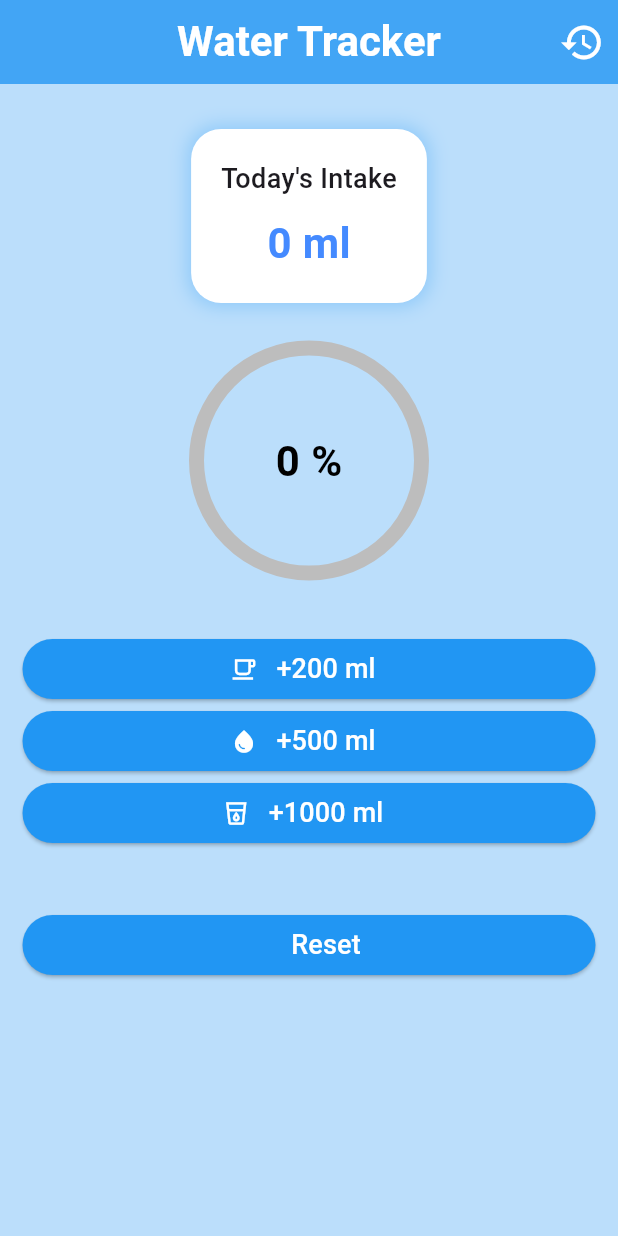
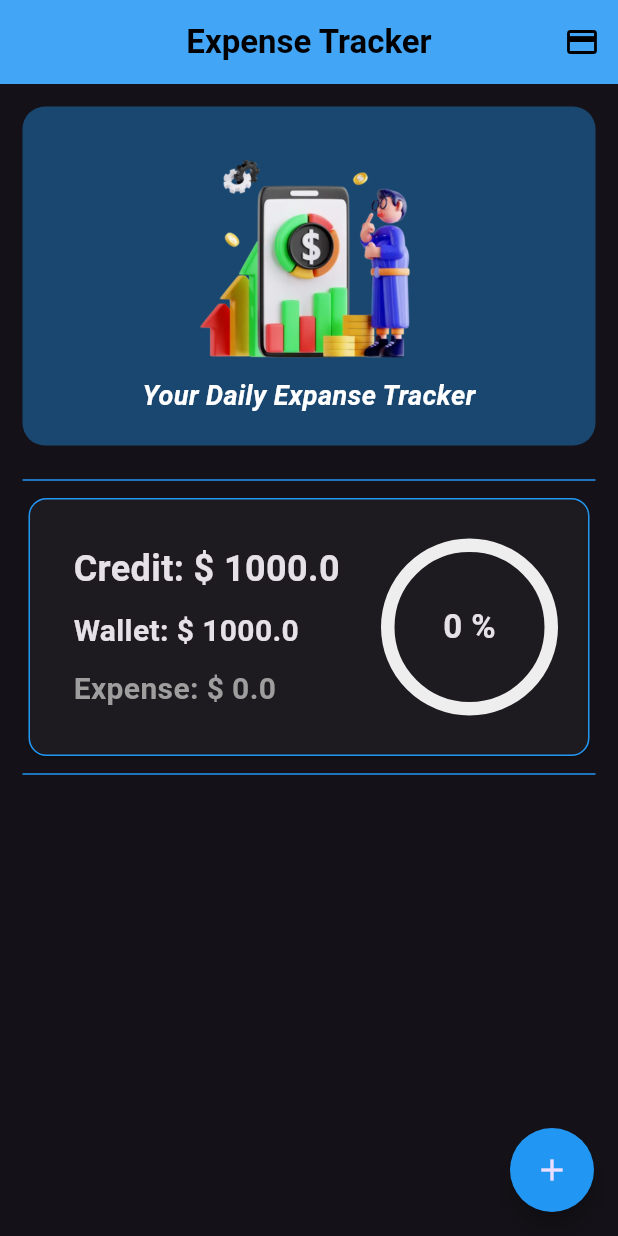
Before and after one commit to rubayatkhusbu25/water_tracker-expense_tracker_app, a Flutter app: the screen it shows after launch, on a phone screen of 412 x 824 dp. Run offline on Flutter 3.47's test engine with Material 3 defaults, Android fonts, the phone set to English and light mode, and no system bars.

Commit message:
"Expense Tracker App"

```diff
--- /dev/null
+++ b/lib/expense_tracker.dart
@@ -0,0 +1,470 @@
+import 'package:flutter/material.dart';
+import 'package:intl/intl.dart';
+import 'model/expense.dart';
+
+class ExpenseTracker extends StatefulWidget {
+  const ExpenseTracker({super.key});
+
+  @override
+  State<ExpenseTracker> createState() => _ExpenseTrackerState();
+}
+
+class _ExpenseTrackerState extends State<ExpenseTracker> {
+  final List<Expense> _expense = []; // model list
+  final List<String> _categories = [
+    // string of list
+    'Food',
+    'Transport',
+    'Entertainment',
+    'Bills'
+  ];
+
+  double _total = 0.0;
+
+  double _credit = 1000; // single value updates
+
+  // function-1 : Add function
+
+  void _addExpense(
+      String title, double amount, DateTime date, String category) {
+    setState(() {
+      _expense.add(Expense(
+          // this is model class
+          title: title, // this data are come from model called expense
+          amount: amount,
+          date: date,
+          category: category));
+      _total += (amount).clamp(0, _credit); // _total =_total + amount aki kotha
+    });
+  }
+
+  // function-2 : Delete function
+
+  void _deleteExpense(int index) {
+    Expense deletedExpense = _expense[index]; // Save expense for undo option
+
+    setState(() {
+      _expense.removeAt(index);
+      _total -= deletedExpense.amount;
+    });
+
+    // Delay to ensure the widget tree updates
+    Future.delayed(Duration(milliseconds: 300), () {
+      setState(() {});
+    });
+  }
+
+  // function-3 : Update function
+
+  void _updateExpense(int index, String titleN, double amountN, DateTime dateN,
+      String categoryN) {
+    setState(() {
+      _total -= _expense[index].amount;
+
+      _expense[index] = Expense(
+          // this is model class
+          title: titleN, // this data are come from model called expense
+          amount: amountN,
+          date: dateN,
+          category: categoryN);
+      _total += amountN;
+    });
+  }
+
+  @override
+  Widget build(BuildContext context) {
+    double progress = (_total / _credit).clamp(0.0, 1.0);
+
+    return Scaffold(
+      appBar: AppBar(
+        backgroundColor: Colors.blue.shade400,
+        title: Text(
+          "Expense Tracker",
+          style: TextStyle(
+            fontWeight: FontWeight.bold,
+            color: Colors.black,
+            fontSize: 22,
+          ),
+        ),
+        centerTitle: true,
+        actions: [
+          IconButton(
+              onPressed: () => _showCredit(context),
+              icon: Icon(
+                Icons.credit_card,
+                color: Colors.black,
+              ))
+        ],
+      ),
+      body: Padding(
+        padding: EdgeInsets.symmetric(horizontal: 15.0),
+        child: Column(
+          children: [
+            Container(
+              margin: EdgeInsets.symmetric(vertical: 15),
+              width: double.infinity,
+              decoration: BoxDecoration(
+                  color: Colors.blue.withOpacity(.4),
+                  borderRadius: BorderRadius.circular(15)),
+              child: Padding(
+                padding: EdgeInsets.symmetric(vertical: 20),
+                child: Column(
+                  children: [
+                    Image.asset(
+                      "images/expense.png",
+                      width: 300,
+                      height: 150,
+                    ),
+                    SizedBox(
+                      height: 10,
+                    ),
+                    Text(
+                      "Your Daily Expanse Tracker",
+                      style: TextStyle(
+                          color: Colors.white,
+                          fontWeight: FontWeight.bold,
+                          fontSize: 18,
+                          fontStyle: FontStyle.italic),
+                    )
+                  ],
+                ),
+              ),
+            ),
+            Divider(color: Colors.blue),
+            Card(
+              shape: RoundedRectangleBorder(
+                  side:
+                      BorderSide(color: Colors.blue, style: BorderStyle.solid),
+                  borderRadius: BorderRadius.circular(12)),
+              child: Padding(
+                padding: const EdgeInsets.all(30.0),
+                child: Row(
+                  mainAxisAlignment: MainAxisAlignment.spaceBetween,
+                  children: [
+                    Column(
+                      mainAxisAlignment: MainAxisAlignment.start,
+                      crossAxisAlignment: CrossAxisAlignment.start,
+                      children: [
+                        Text(
+                          "Credit: \$ ${_credit.toString()}",
+                          style: TextStyle(
+                              fontSize: 24, fontWeight: FontWeight.bold),
+                        ),
+                        SizedBox(
+                          height: 10,
+                        ),
+                        Text(
+                          "Wallet: \$ ${_credit - _total}",
+                          style: TextStyle(
+                            fontSize: 20,
+                            fontWeight: FontWeight.bold,
+                          ),
+                        ),
+                        SizedBox(
+                          height: 10,
+                        ),
+                        Text(
+                          "Expense: \$ ${_total}",
+                          style: TextStyle(
+                              fontSize: 20,
+                              fontWeight: FontWeight.bold,
+                              color: Colors.grey),
+                        ),
+                      ],
+                    ),
+                    Stack(
+                      alignment: Alignment.center,
+                      children: [
+                        SizedBox(
+                          height: 100,
+                          width: 100,
+                          child: CircularProgressIndicator(
+                            strokeAlign: 1,
+                            backgroundColor: Colors.grey.shade200,
+                            color: Colors.blue,
+                            strokeWidth: 9,
+                            value: progress,
+                          ),
+                        ),
+                        Text(
+                          "${(progress * 100).toInt()} %",
+                          style: TextStyle(
+                              fontSize: 22, fontWeight: FontWeight.bold),
+                        )
+                      ],
+                    ),
+                  ],
+                ),
+              ),
+            ),
+            Divider(color: Colors.blue),
+            Expanded(
+              child: ListView.builder(
+                  itemCount: _expense.length,
+                  itemBuilder: (context, index) {
+                    return Dismissible(
+                      key: Key(UniqueKey().toString()),
+                      background: Container(
+                        alignment: Alignment.centerLeft,
+                        color: Colors.red,
+                        child: Padding(
+                          padding: const EdgeInsets.only(left: 20.0),
+                          child: Icon(
+                            Icons.delete,
+                            color: Colors.white,
+                          ),
+                        ),
+                      ),
+                      secondaryBackground: Container(
+                        alignment: Alignment.centerRight,
+                        color: Colors.green,
+                        child: Padding(
+                          padding: const EdgeInsets.only(right: 20.0),
+                          child: Icon(
+                            Icons.edit,
+                            color: Colors.white,
+                          ),
+                        ),
+                      ),
+                      onDismissed: (direction) {
+                        if (direction == DismissDirection.startToEnd) {
+                          _deleteExpense(index);
+                        } else {
+                          _showForm(context, index: index);
+                        }
+                      },
+                      child: Card(
+                        child: Padding(
+                          padding: const EdgeInsets.symmetric(vertical: 10.0),
+                          child: ListTile(
+                            hoverColor: Colors.red,
+                            leading: CircleAvatar(
+                              backgroundColor: Colors.blueAccent,
+                              child: Text(
+                                "${index + 1}",
+                                style: TextStyle(color: Colors.white),
+                              ),
+                            ),
+                            title: Text(
+                              _expense[index].title,
+                              style: TextStyle(
+                                  fontSize: 18, fontWeight: FontWeight.bold),
+                            ),
+                            subtitle: Column(
+                              mainAxisAlignment: MainAxisAlignment.start,
+                              crossAxisAlignment: CrossAxisAlignment.start,
+                              children: [
+                                Text(_expense[index].category),
+                                Text(DateFormat.yMMMd()
+                                    .format(_expense[index].date)),
+                              ],
+                            ),
+                            trailing: Text(
+                              "${_expense[index].amount.toString()} \$",
+                              style: TextStyle(
+                                  fontWeight: FontWeight.bold, fontSize: 17),
+                            ),
+                          ),
+                        ),
+                      ),
+                    );
+                  }),
+            )
+          ],
+        ),
+      ),
+      floatingActionButton: FloatingActionButton(
+        shape: CircleBorder(),
+        backgroundColor: Colors.blue,
+        onPressed: () => _showForm(context),
+        child: Icon(Icons.add),
+      ),
+    );
+  }
+
+  void _showForm(BuildContext context, {int? index}) {
+    TextEditingController titleController =
+        TextEditingController(text: index != null ? _expense[index].title : "");
+    TextEditingController amountController = TextEditingController(
+        text: index != null ? _expense[index].amount.toString() : "");
+
+    String selectedCategory =
+        index != null ? _expense[index].category : _categories.first;
+
+    DateTime selectedDate =
+        index != null ? _expense[index].date : DateTime.now();
+
+    showModalBottomSheet(
+        backgroundColor: Colors.blue.withOpacity(.5),
+        shape: RoundedRectangleBorder(
+          borderRadius: BorderRadius.only(
+              topLeft: Radius.circular(25), topRight: Radius.circular(25)),
+        ),
+        isScrollControlled: true,
+        context: context,
+        builder: (_) {
+          return Padding(
+            padding: EdgeInsets.only(
+                bottom: MediaQuery.of(context).viewInsets.bottom,
+                left: 16,
+                right: 16,
+                top: 16),
+            child: SingleChildScrollView(
+              child: Column(
+                mainAxisSize: MainAxisSize.min,
+                children: [
+                  Container(
+                    width: 45,
+                    height: 5,
+                    color: Colors.black,
+                  ),
+                  SizedBox(
+                    height: 30,
+                  ),
+                  TextFormField(
+                    controller: titleController,
+                    decoration: InputDecoration(
+                        label: Text("Title"),
+                        enabledBorder: OutlineInputBorder(
+                            borderSide: BorderSide(color: Colors.blue)),
+                        focusedBorder: OutlineInputBorder(
+                            borderSide: BorderSide(color: Colors.white))),
+                  ),
+                  SizedBox(
+                    height: 15,
+                  ),
+                  TextFormField(
+                    controller: amountController,
+                    decoration: InputDecoration(
+                        label: Text("Amount"),
+                        enabledBorder: OutlineInputBorder(
+                            borderSide: BorderSide(color: Colors.blue)),
+                        focusedBorder: OutlineInputBorder(
+                            borderSide: BorderSide(color: Colors.white))),
+                  ),
+                  SizedBox(
+                    height: 15,
+                  ),
+                  DropdownButtonFormField<String>(
+                    dropdownColor: Colors.black.withOpacity(.5),
+                    value: selectedCategory,
+                    items: _categories
+                        .map((category) => DropdownMenuItem(
+                            value: category, child: Text(category)))
+                        .toList(),
+                    onChanged: (value) {
+                      selectedCategory = value!;
+                    },
+                    decoration: InputDecoration(
+                      enabledBorder: OutlineInputBorder(
+                          borderSide: BorderSide(color: Colors.blue)),
+                      focusedBorder: OutlineInputBorder(
+                          borderSide: BorderSide(color: Colors.white)),
+                      label: Text("Category"),
+                    ),
+                  ),
+                  SizedBox(
+                    height: 20,
+                  ),
+                  SizedBox(
+                      width: double.infinity,
+                      child: ElevatedButton(
+                          onPressed: () {
+                            if (titleController.text.isEmpty ||
+                                double.tryParse(amountController.text) ==
+                                    null) {
+                              return;
+                            }
+                            if (index == null) {
+                              _addExpense(
+                                  titleController.text,
+                                  double.parse(amountController.text),
+                                  selectedDate,
+                                  selectedCategory);
+
+                              titleController.clear();
+                              amountController.clear();
+                            } else {
+                              _updateExpense(
+                                index,
+                                titleController.text,
+                                double.parse(amountController.text),
+                                selectedDate,
+                                selectedCategory,
+                              );
+                            }
+
+                            Navigator.pop(context);
+                          },
+                          child: Text(index == null
+                              ? "Add Expense"
+                              : "Update Expanse"))),
+                  SizedBox(
+                    height: 20,
+                  )
+                ],
+              ),
+            ),
+          );
+        });
+  }
+
+  void _showCredit(BuildContext context) {
+    TextEditingController creditController = TextEditingController();
+
+    showModalBottomSheet(
+        context: context,
+        backgroundColor: Colors.blue.withOpacity(.5),
+        shape: RoundedRectangleBorder(
+            borderRadius: BorderRadius.only(
+                topLeft: Radius.circular(25), topRight: Radius.circular(25))),
+        isScrollControlled: true,
+        builder: (_) {
+          return Padding(
+            padding: EdgeInsets.only(
+                bottom: MediaQuery.of(context).viewInsets.bottom,
+                left: 16,
+                right: 16,
+                top: 16),
+            child: Column(
+              mainAxisSize: MainAxisSize.min,
+              children: [
+                TextFormField(
+                  controller: creditController,
+                  decoration: InputDecoration(
+                      label: Text("Enter your credit amount"),
+                      enabledBorder: OutlineInputBorder(
+                          borderSide: BorderSide(color: Colors.blue)),
+                      focusedBorder: OutlineInputBorder(
+                          borderSide: BorderSide(color: Colors.white))),
+                ),
+                SizedBox(
+                  height: 20,
+                ),
+                SizedBox(
+                    width: double.infinity,
+                    child: ElevatedButton(
+                      onPressed: () {
+                        if (double.tryParse(creditController.text) == null) {
+                          return;
+                        }
+                        setState(() {
+                          _credit = double.parse(creditController.text);
+                        });
+                        creditController.clear();
+                        Navigator.pop(context);
+                      },
+                      style: ButtonStyle(
+                          backgroundColor:
+                              WidgetStatePropertyAll(Colors.green)),
+                      child: Text("Add Credit"),
+                    )),
+                SizedBox(
+                  height: 20,
+                )
+              ],
+            ),
+          );
+        });
+  }
+}
--- a/lib/main.dart
+++ b/lib/main.dart
@@ -1,21 +1,39 @@
 import 'package:flutter/material.dart';
+import 'package:water_tracker_appp/to_do_list.dart';
 import 'package:water_tracker_appp/water_tracker.dart';
+
+import 'expense_tracker.dart';
 
 void main() {
   runApp(const MyApp());
 }
 
-class MyApp extends StatelessWidget {
+
+
+
+
+class MyApp extends StatefulWidget {
   const MyApp({super.key});
 
-  // This widget is the root of your application.
+  @override
+  State<MyApp> createState() => _MyAppState();
+}
+
+class _MyAppState extends State<MyApp> {
+
+
+
+
   @override
   Widget build(BuildContext context) {
     return MaterialApp(
       debugShowCheckedModeBanner: false,
-      title: 'Flutter Demo',
-      theme: ThemeData.light(),
-      home: WaterTracker(),
+
+      theme: ThemeData.dark(),
+      // theme: ThemeData(
+      //   brightness: Brightness.dark
+      // ),
+      home: ExpenseTracker(),
     );
   }
 }
--- /dev/null
+++ b/lib/model/expense.dart
@@ -0,0 +1,14 @@
+class Expense{
+  String title;
+  double amount;
+  DateTime date;
+  String category;
+
+
+  Expense({
+    required this.title,
+    required this.amount,
+    required this.date,
+    required this.category,
+  });
+}
--- a/lib/water_tracker.dart
+++ b/lib/water_tracker.dart
@@ -9,23 +9,29 @@ class WaterTracker extends StatefulWidget {
 }
 
 class _WaterTrackerState extends State<WaterTracker> {
-  int _inTake = 0;
-  final int _goal = 2000;
-  List<int> history = [];
+  int _inTake = 0; // it is not final so its value is changeable
+   final int _goal = 2000;  // final because in will not changed in future final fixed it
+  List<int> history = [];  // list in and value is changeable
+
+
+  // function 1: Add function
 
   void _addWater(int amount) {
     setState(() {
       if (_inTake < _goal) {
-        _inTake = (_inTake + amount).clamp(0, _goal);
-        history.add(amount);
+        _inTake = (_inTake + amount).clamp(0, _goal);  // condition==1  ; clamp range fixed kore ar besi ba kom hobena
+        history.add(amount);   // condition==2 ;
       }
     });
   }
 
+  // function 2: reset function
+
   void resetWater() {
     setState(() {
-      _inTake = 0;
+      _inTake = 0; // initial value
       history.clear();
+
     });
   }
 
@@ -68,7 +74,7 @@ class _WaterTrackerState extends State<WaterTracker> {
                 children: [
                   Text(
                     "Today's Intake",
-                    style: TextStyle(fontSize: 18, fontWeight: FontWeight.w500),
+                    style: TextStyle(fontSize: 18, color: Colors.grey,fontWeight: FontWeight.w500),
                   ),
                   SizedBox(height: 10),
                   Text(
@@ -115,13 +121,16 @@ class _WaterTrackerState extends State<WaterTracker> {
     );
   }
 
+
+  // function 3: history showing function
+
   Future<void> showWaterHistory() {
     return showDialog(
       context: context,
       builder: (BuildContext context) {
         return AlertDialog(
           backgroundColor: Colors.blue.shade100,
-          title: Text("Water Intake History"),
+          title: Text("Water Intake History",style: TextStyle(color: Colors.black),),
           content: Container(
             width: double.maxFinite,
             child: history.isEmpty
@@ -137,7 +146,7 @@ class _WaterTrackerState extends State<WaterTracker> {
               ),
             )
                 : ListView.builder(
-                shrinkWrap: true,
+                shrinkWrap: true, // show size according to the content
                 itemCount: history.length,
                 itemBuilder: (context, index) {
                   return ListTile(
--- a/pubspec.yaml
+++ b/pubspec.yaml
@@ -35,6 +35,7 @@ dependencies:
   # The following adds the Cupertino Icons font to your application.
   # Use with the CupertinoIcons class for iOS style icons.
   cupertino_icons: ^1.0.8
+  intl:
 
 dev_dependencies:
   flutter_test:
@@ -59,8 +60,8 @@ flutter:
   uses-material-design: true
 
   # To add assets to your application, add an assets section, like this:
-  # assets:
-  #   - images/a_dot_burr.jpeg
+  assets:
+    - images/
   #   - images/a_dot_ham.jpeg
 
   # An image asset can refer to one or more resolution-specific "variants", see
```
Also changed, not shown: images/expense.png (added), pubspec.lock, 1 other file.
